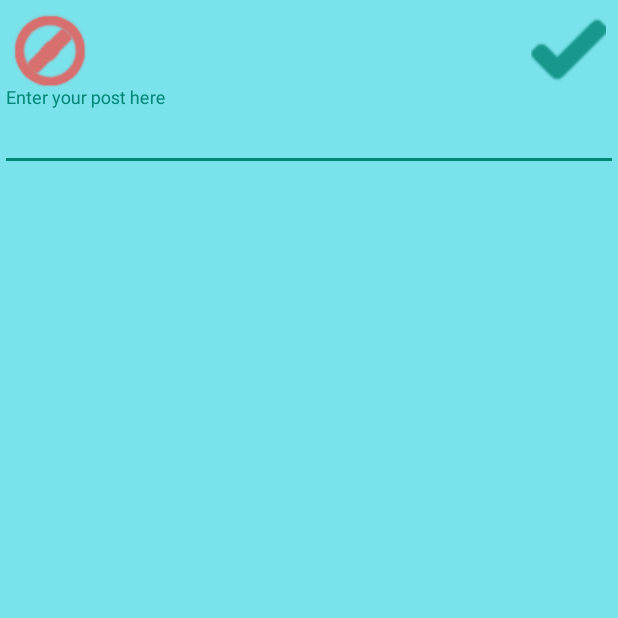
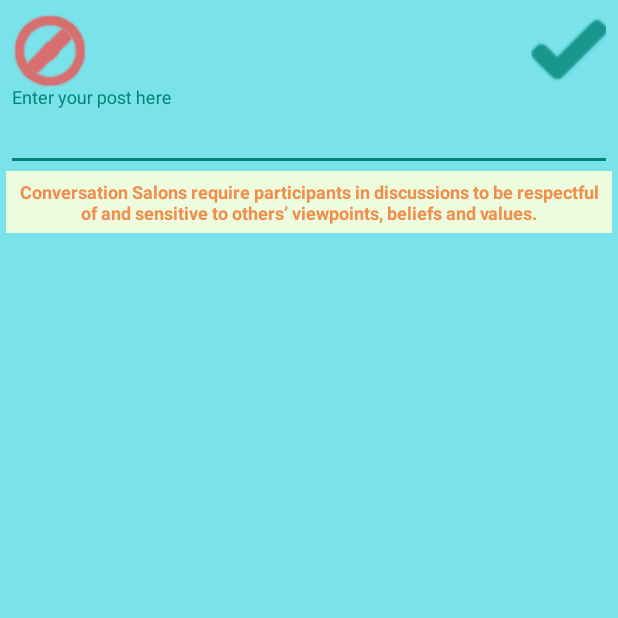
Before and after one commit to BranMik/ConversationSalonsApp_v2, an Android app: the EnterNewPostActivity screen opened directly, with no data from a screen before it, on a phone screen of 412 x 824 dp, the top half of it. Run offline under Robolectric (Android 15) with nearby library versions, the phone set to English and light mode, and no system bars; Roboto replaces fonts that are not available here; 1 statement that could not run was skipped.

Commit message:
Notes about expected conduct in communication added to some views.

```diff
--- a/app/src/main/res/layout/activity_enter_new_post.xml
+++ b/app/src/main/res/layout/activity_enter_new_post.xml
@@ -9,6 +9,24 @@
     android:background="@color/brand_color_2_lighter_more"
     android:visibility="visible"
     tools:context=".EnterNewPostActivity">
+
+    <TextView
+        android:id="@+id/textView5"
+        android:layout_width="0dp"
+        android:layout_height="wrap_content"
+        android:layout_marginStart="4dp"
+        android:layout_marginEnd="4dp"
+        android:layout_weight="2"
+        android:background="@color/highlight_1"
+        android:padding="@dimen/container_padding"
+        android:text="@string/message_values"
+        android:textAlignment="center"
+        android:textColor="@color/brand_color_1_secondary"
+        android:textSize="12sp"
+        android:textStyle="bold"
+        app:layout_constraintEnd_toEndOf="parent"
+        app:layout_constraintStart_toStartOf="parent"
+        app:layout_constraintTop_toBottomOf="@+id/enterpost_etlayout" />
 
     <ImageView
         android:id="@+id/enterpost_b_cancelpost"
@@ -44,6 +62,8 @@
         android:id="@+id/enterpost_etlayout"
         android:layout_width="0dp"
         android:layout_height="wrap_content"
+        android:layout_marginStart="4dp"
+        android:layout_marginEnd="4dp"
         app:helperTextEnabled="false"
         app:layout_constraintEnd_toEndOf="parent"
         app:layout_constraintStart_toStartOf="parent"
@@ -56,8 +76,8 @@
             android:ems="10"
             android:gravity="start|top"
             android:hint="@string/post"
-            android:inputType="textMultiLine"
-            android:importantForAutofill="no" />
+            android:importantForAutofill="no"
+            android:inputType="textMultiLine" />
 
     </com.google.android.material.textfield.TextInputLayout>
 
--- a/app/src/main/res/values/colors.xml
+++ b/app/src/main/res/values/colors.xml
@@ -14,7 +14,7 @@
     <color name="brand_color_1_secondary">#F08F4d</color>
     <color name="brand_color_1_lighter">#ffe1e0</color>
     <color name="brand_color_1_darker">#952120</color>
-
+    <color name="highlight_1">#ddffffdd</color>
     <color name="purple_200">#FFBB86FC</color>
     <color name="purple_500">#FF6200EE</color>
     <color name="purple_700">#FF3700B3</color>
--- a/app/src/main/res/values/strings.xml
+++ b/app/src/main/res/values/strings.xml
@@ -108,4 +108,5 @@
     <string name="message_signed_in">"You are signed into Conversation Salons App with email '%s' , as '%s'."</string>
     <string name="b_delete_account">DELETE ACCOUNT</string>
     <string name="terms_privacy">terms and privacy statements links</string>
+    <string name="message_values">Conversation Salons require participants in discussions to be respectful of and sensitive to others’ viewpoints, beliefs and values.</string>
 </resources>
```
Also changed, not shown: app/src/main/res/layout/activity_conversation_detail.xml (+15 -2 lines).
